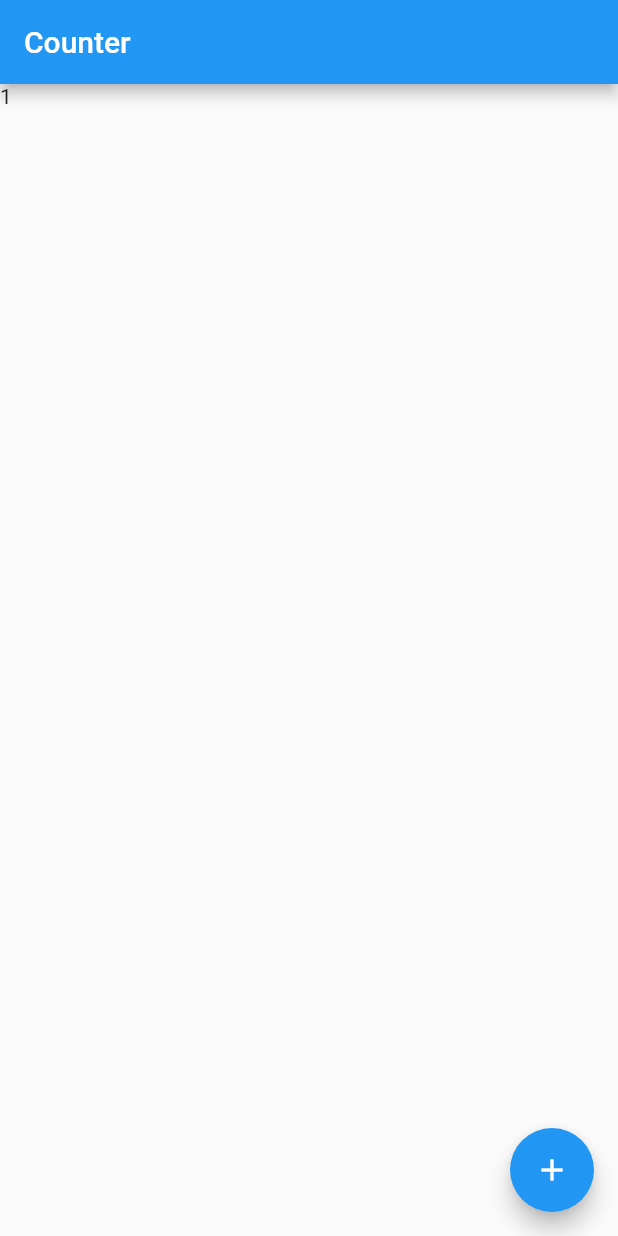
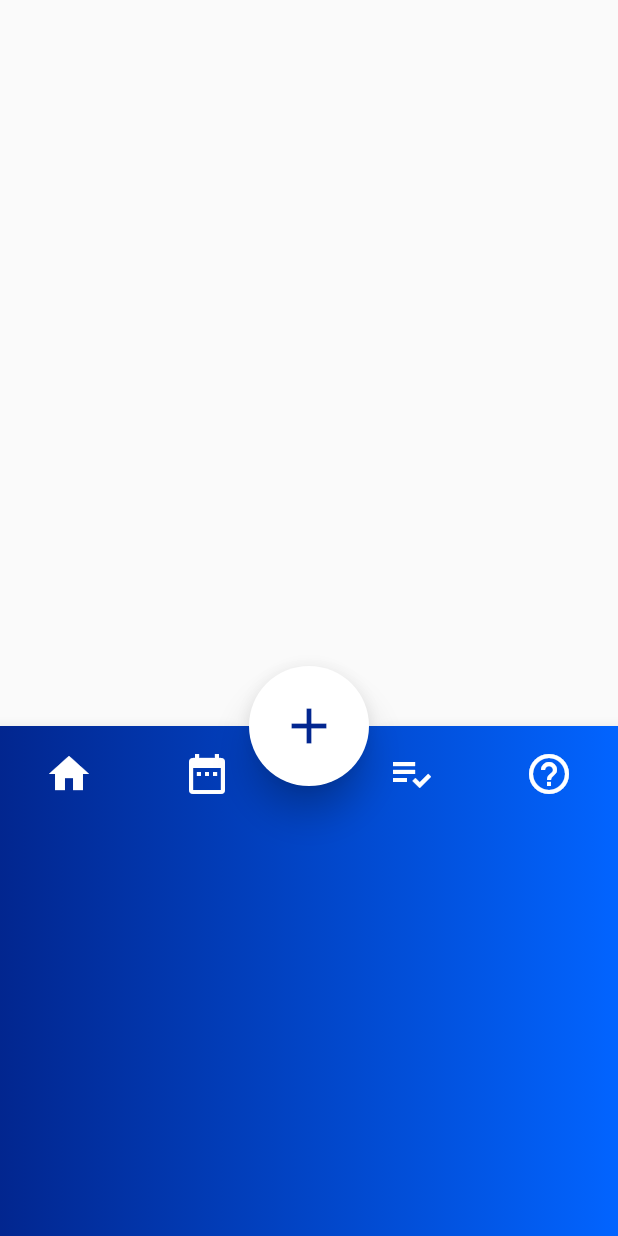
Before and after one commit to Maua-Dev/System_Maua_Front, a Flutter app: the screen it shows after launch, after a tap on the "add" icon, on a phone screen of 412 x 824 dp. Run offline on Flutter 3.47's test engine with Material 2 defaults, Android fonts, the phone set to English and light mode, and no system bars; our stand-ins replace flutter_mobx, flutter_modular, mobx; generated files the repository leaves out were written again.

Commit message:
Navigation bar estruturada

```diff
--- a/lib/app/app_widget.dart
+++ b/lib/app/app_widget.dart
@@ -5,6 +5,7 @@ class AppWidget extends StatelessWidget {
   @override
   Widget build(BuildContext context) {
     return MaterialApp(
+      debugShowCheckedModeBanner: false,
       title: 'Flutter Slidy',
       theme: ThemeData(primarySwatch: Colors.blue),
     ).modular();
--- /dev/null
+++ b/lib/app/modules/home/home_controller.dart
@@ -0,0 +1,22 @@
+import 'package:mobx/mobx.dart';
+
+part 'home_controller.g.dart';
+
+class HomeController = HomeControllerBase with _$HomeController;
+
+abstract class HomeControllerBase with Store {
+  @observable
+  int counter = 0;
+
+  Future<void> increment() async {
+    counter = counter + 1;
+  }
+
+  @observable
+  bool isOpen = false;
+
+  @action
+  Future<void> trocaOpen() async {
+    isOpen = !isOpen;
+  }
+}
--- a/lib/app/modules/home/home_module.dart
+++ b/lib/app/modules/home/home_module.dart
@@ -1,16 +1,16 @@
 import 'package:flutter_modular/flutter_modular.dart';
-import '../home/home_store.dart';
+import 'home_controller.dart';
 
 import 'home_page.dart';
 
 class HomeModule extends Module {
   @override
   final List<Bind> binds = [
- Bind.lazySingleton((i) => HomeStore()),
- ];
+    Bind.lazySingleton((i) => HomeController()),
+  ];
 
- @override
- final List<ModularRoute> routes = [
-   ChildRoute(Modular.initialRoute, child: (_, args) => HomePage()),
- ];
+  @override
+  final List<ModularRoute> routes = [
+    ChildRoute(Modular.initialRoute, child: (_, args) => HomePage()),
+  ];
 }
--- a/lib/app/modules/home/home_page.dart
+++ b/lib/app/modules/home/home_page.dart
@@ -1,33 +1,33 @@
 import 'package:flutter/material.dart';
 import 'package:flutter_mobx/flutter_mobx.dart';
 import 'package:flutter_modular/flutter_modular.dart';
+import 'package:system_maua_front/app/shared/widgets/components/bottom_navigation_bar/bottom_navigation_bar_widget.dart';
+import 'package:system_maua_front/app/shared/widgets/components/floating_action_button_custom_widget.dart';
 
-import 'home_store.dart';
+import 'home_controller.dart';
 
 class HomePage extends StatefulWidget {
-  final String title;
-  const HomePage({Key? key, this.title = 'Home'}) : super(key: key);
+  const HomePage({Key? key}) : super(key: key);
 
   @override
   _HomePageState createState() => _HomePageState();
 }
 
-class _HomePageState extends ModularState<HomePage, HomeStore> {
+class _HomePageState extends ModularState<HomePage, HomeController> {
   @override
   Widget build(BuildContext context) {
     return Scaffold(
-      appBar: AppBar(
-        title: Text('Counter'),
-      ),
-      body: Observer(
-        builder: (context) => Text('${store.counter}'),
-      ),
-      floatingActionButton: FloatingActionButton(
-        onPressed: () {
-          store.increment();
-        },
-        child: Icon(Icons.add),
-      ),
+      bottomNavigationBar: Observer(builder: (_) {
+        return BottomNavigationBarWidget(
+          isOpen: controller.isOpen,
+        );
+      }),
+      floatingActionButtonLocation: FloatingActionButtonLocation.centerDocked,
+      floatingActionButton: Observer(builder: (_) {
+        return FloatingActionButtonCustomWidget(
+          onPressed: controller.trocaOpen,
+        );
+      }),
     );
   }
 }
--- a/lib/app/modules/home/home_store.dart
+++ /dev/null
@@ -1,14 +0,0 @@
-import 'package:mobx/mobx.dart';
-
-part 'home_store.g.dart';
-
-class HomeStore = HomeStoreBase with _$HomeStore;
-
-abstract class HomeStoreBase with Store {
-  @observable
-  int counter = 0;
-
-  Future<void> increment() async {
-    counter = counter + 1;
-  }
-}
--- /dev/null
+++ b/lib/app/shared/widgets/components/bottom_navigation_bar/bottom_navigation_bar_widget.dart
@@ -0,0 +1,41 @@
+import 'package:flutter/material.dart';
+import 'package:system_maua_front/app/shared/widgets/components/bottom_navigation_bar/icon_buttom_custom_widget.dart';
+
+class BottomNavigationBarWidget extends StatelessWidget {
+  final bool isOpen;
+  const BottomNavigationBarWidget({Key? key, required this.isOpen})
+      : super(key: key);
+
+  @override
+  Widget build(BuildContext context) {
+    return AnimatedContainer(
+      curve: Curves.easeInOut,
+      duration: Duration(seconds: 1),
+      height: isOpen ? 340 : 70,
+      child: BottomAppBar(
+        shape: CircularNotchedRectangle(),
+        child: Container(
+          decoration: BoxDecoration(
+              gradient: LinearGradient(
+                  begin: Alignment.centerLeft,
+                  end: Alignment.centerRight,
+                  colors: [Color(0xff02268f), Color(0xff0264FF)])),
+          child: Row(
+            crossAxisAlignment: CrossAxisAlignment.start,
+            mainAxisAlignment: MainAxisAlignment.spaceAround,
+            children: [
+              IconButtonCustomWidget(icon: Icon(Icons.home), onPressed: () {}),
+              IconButtonCustomWidget(
+                  icon: Icon(Icons.date_range), onPressed: () {}),
+              SizedBox(),
+              IconButtonCustomWidget(
+                  icon: Icon(Icons.playlist_add_check), onPressed: () {}),
+              IconButtonCustomWidget(
+                  icon: Icon(Icons.help_outline_outlined), onPressed: () {}),
+            ],
+          ),
+        ),
+      ),
+    );
+  }
+}
--- /dev/null
+++ b/lib/app/shared/widgets/components/bottom_navigation_bar/icon_buttom_custom_widget.dart
@@ -0,0 +1,20 @@
+import 'package:flutter/material.dart';
+
+class IconButtonCustomWidget extends StatelessWidget {
+  final Icon icon;
+  final Function()? onPressed;
+  const IconButtonCustomWidget({Key? key, required this.icon, this.onPressed})
+      : super(key: key);
+
+  @override
+  Widget build(BuildContext context) {
+    return IconButton(
+      alignment: Alignment.center,
+      padding: const EdgeInsets.only(top: 16),
+      iconSize: 32,
+      icon: icon,
+      color: Colors.white,
+      onPressed: onPressed,
+    );
+  }
+}
--- /dev/null
+++ b/lib/app/shared/widgets/components/floating_action_button_custom_widget.dart
@@ -0,0 +1,25 @@
+import 'package:flutter/material.dart';
+
+class FloatingActionButtonCustomWidget extends StatelessWidget {
+  final Function()? onPressed;
+  const FloatingActionButtonCustomWidget({Key? key, this.onPressed})
+      : super(key: key);
+
+  @override
+  Widget build(BuildContext context) {
+    return SizedBox(
+      width: 80,
+      height: 80,
+      child: FloatingActionButton(
+        elevation: 10,
+        backgroundColor: Colors.white,
+        onPressed: onPressed,
+        child: Icon(
+          Icons.add,
+          size: 40,
+          color: Color(0xff022690),
+        ),
+      ),
+    );
+  }
+}
--- a/pubspec.yaml
+++ b/pubspec.yaml
@@ -15,6 +15,7 @@ dependencies:
   flutter_modular: ^3.3.1
   mobx: ^2.0.1
   flutter_mobx: ^2.0.0
+  animate_icons: ^2.0.0
 
 dev_dependencies:
   build_runner: ^2.0.5
```
Also changed, not shown: assets/ambulance.svg (added), assets/doctor.svg (added), assets/heart.svg (added), assets/medal.svg (added), lib/app/modules/home/home_controller.g.dart (added), lib/app/modules/home/home_store.g.dart (deleted), pubspec.lock.
